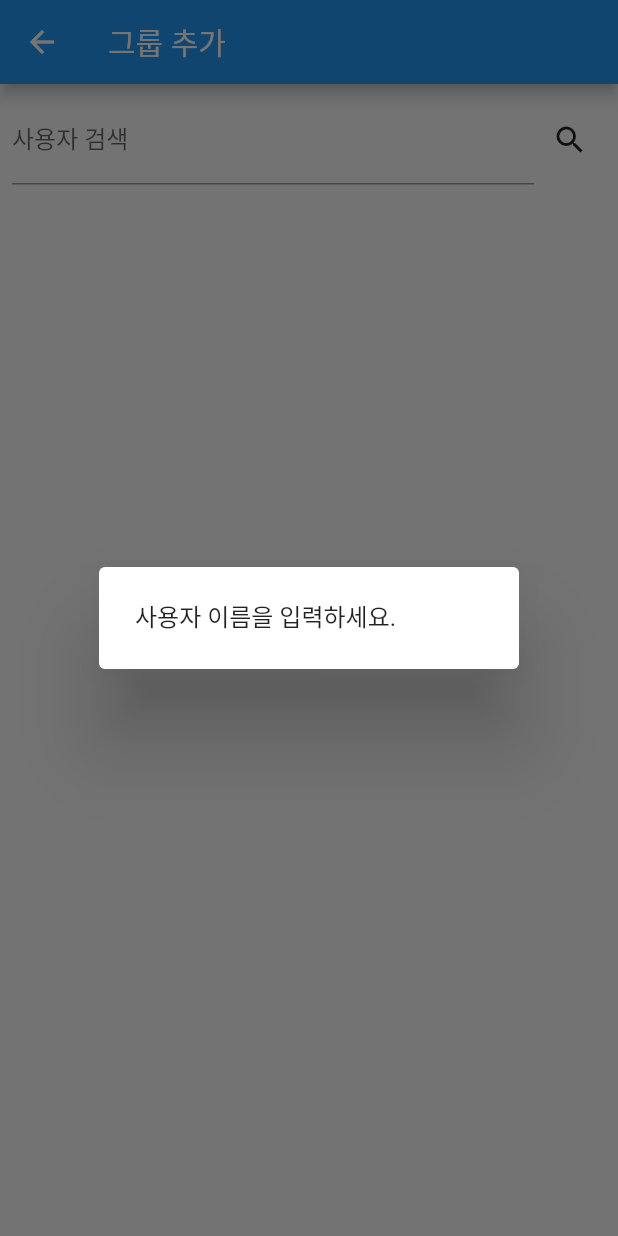
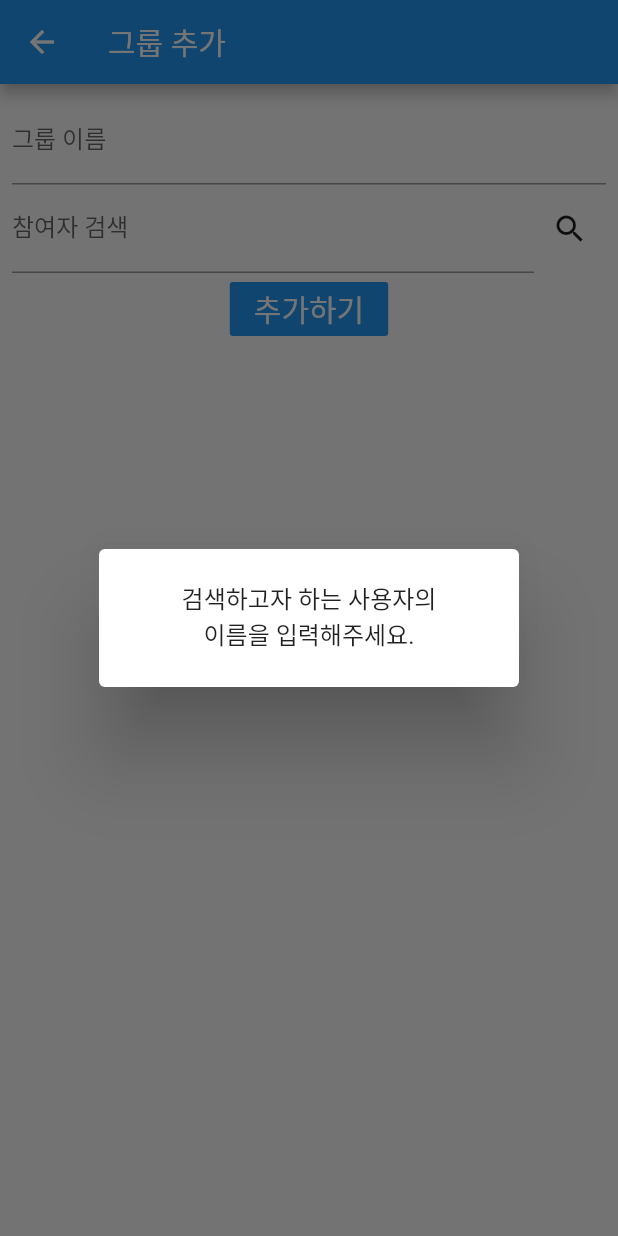
Before and after one commit to codemakim/when_are_we_gonna_meet, a Flutter app: the AddGroupPage screen opened directly, after a tap on the "search" icon, on a phone screen of 412 x 824 dp. Run offline on Flutter 3.47's test engine with Material 2 defaults, Android fonts, the phone set to English and light mode, and no system bars; our stand-ins replace font_awesome_flutter.

Commit message:
Group, User 클래스 작성. 그룹 생성 레이아웃 작성 및 팝업 추가

```diff
--- a/lib/ui/screens/AddGroupPage.dart
+++ b/lib/ui/screens/AddGroupPage.dart
@@ -1,4 +1,5 @@
 import 'package:flutter/material.dart';
+import 'package:when_are_we_gonna_meet/common/ThemeInfo.dart';
 
 /// # AddGroupPage.dart
 /// 그룹 생성 화면을 위한 위젯 클래스입니다.
@@ -11,11 +12,14 @@ class AddGroupPage extends StatefulWidget {
 }
 
 class _AddGroupPageState extends State<AddGroupPage> {
-  final searchUserTextFieldController = TextEditingController();
+  final Key _addGroupFormKey = GlobalKey<FormState>();
+  final _groupNameTextController = TextEditingController();
+  final _searchUserTextController = TextEditingController();
 
   @override
   void dispose() {
-    searchUserTextFieldController.dispose();
+    _groupNameTextController.dispose();
+    _searchUserTextController.dispose();
     super.dispose();
   }
 
@@ -29,16 +33,27 @@ class _AddGroupPageState extends State<AddGroupPage> {
       ),
       body: Container(
         padding: EdgeInsets.all(8.0),
+        child: Form(
+          key: _addGroupFormKey,
           child: Column(
             children: <Widget>[
+              /// 그룹 명
+              TextFormField(
+                decoration: InputDecoration(
+                  labelText: '그룹 이름',
+                ),
+                controller: _groupNameTextController,
+              ),
+
+              /// 참여자 검색
               Row(
                 children: <Widget>[
                   Flexible(
-                  child: TextField(
+                    child: TextFormField(
                       decoration: InputDecoration(
-                      labelText: '사용자 검색',
+                        labelText: '참여자 검색',
                       ),
-                    controller: searchUserTextFieldController,
+                      controller: _searchUserTextController,
                     ),
                   ),
                   IconButton(
@@ -46,7 +61,8 @@ class _AddGroupPageState extends State<AddGroupPage> {
                       showDialog(
                         context: context,
                         builder: (BuildContext context) {
-                        return showSearchUserDialog(searchUserTextFieldController.text);
+                          return showSearchUserDialog(
+                              context, _searchUserTextController.text);
                         },
                       );
                     },
@@ -54,7 +70,23 @@ class _AddGroupPageState extends State<AddGroupPage> {
                   ),
                 ],
               ),
+
+              FlatButton(
+                color: ThemeInfo().getThemeColor(),
+                textColor: ThemeInfo().getThemeTextColor(),
+                child: Text(
+                  '추가하기',
+                  style: TextStyle(
+                    fontSize: 20.0,
+                  ),
+                ),
+                onPressed: () {
+                  // TODO 그룹 추가 버튼 동작 작성
+                  print('Pressed Button!');
+                },
+              ),
             ],
+          ),
         ),
       ),
     );
@@ -64,8 +96,69 @@ class _AddGroupPageState extends State<AddGroupPage> {
 /// 친구 검색 및 추가를 위한 팝업창 위젯입니다.
 /// parameter [String]
 /// return [Widget]
-Widget showSearchUserDialog(String text) {
-  return AlertDialog(
-    content: Text(text.trim().length <= 0 ? '사용자 이름을 입력하세요.' : '팝업창 테스트 = $text'),
+Widget showSearchUserDialog(BuildContext context, String text) {
+  return text.trim().length <= 0
+      ? AlertDialog(
+          content: Text(
+            '검색하고자 하는 사용자의 \n이름을 입력해주세요.',
+            textAlign: TextAlign.center,
+          ),
+        )
+      : AlertDialog(
+          content: Container(
+            height: MediaQuery.of(context).size.height * 0.6,
+            width: MediaQuery.of(context).size.width * 0.7,
+            //padding: EdgeInsets.all(8.0),
+            child: Column(
+              mainAxisSize: MainAxisSize.max,
+              children: <Widget>[
+                Expanded(
+                  child: ListView(
+                    padding: EdgeInsets.all(5.0),
+                    children: <Widget>[
+                      Card(
+                        child: Text('검색 결과 1'),
+                      ),
+                    ],
+                  ),
+                ),
+                Row(
+                  mainAxisAlignment: MainAxisAlignment.center,
+                  children: <Widget>[
+                    /// 팝업 닫기 버튼
+                    Padding(
+                      padding: const EdgeInsets.all(8.0),
+                      child: FlatButton(
+                        onPressed: () {
+                          Navigator.pop(context);
+                        },
+                        child: Text(
+                          '닫기',
+                        ),
+                        color: ThemeInfo().getThemeColor(),
+                        textColor: ThemeInfo().getThemeTextColor(),
+                      ),
+                    ),
+
+                    /// 참여자 추가 버튼
+                    Padding(
+                      padding: const EdgeInsets.all(8.0),
+                      child: FlatButton(
+                        onPressed: () {
+                          //TODO 참여자 추가 버튼 기능 작성
+                          print('팝업 버튼 탭');
+                        },
+                        child: Text(
+                          '추가',
+                        ),
+                        color: ThemeInfo().getThemeColor(),
+                        textColor: ThemeInfo().getThemeTextColor(),
+                      ),
+                    ),
+                  ],
+                )
+              ],
+            ),
+          ),
         );
 }
```
Also changed, not shown: lib/core/models/Group.dart (added, +30 -0 lines), lib/core/models/User.dart (added, +19 -0 lines). Lines whose indentation alone changed are shown as unchanged.
